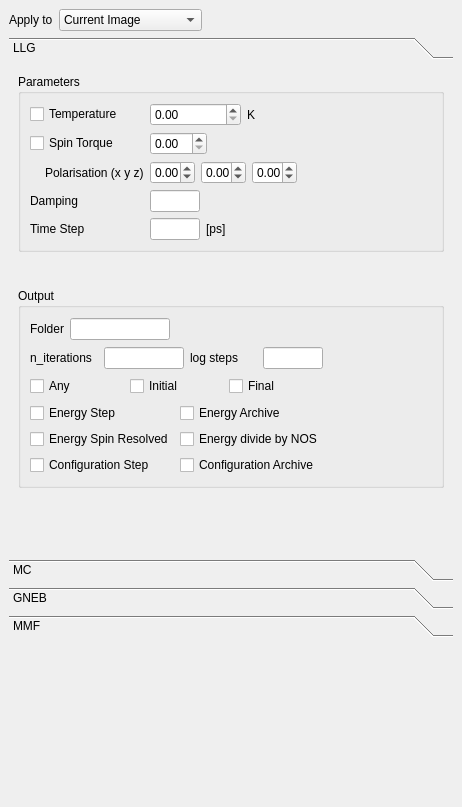
The window that ui-qt/ui/ParametersWidget.ui (spirit-code/spirit) describes before a commit, drawn with Qt 5.
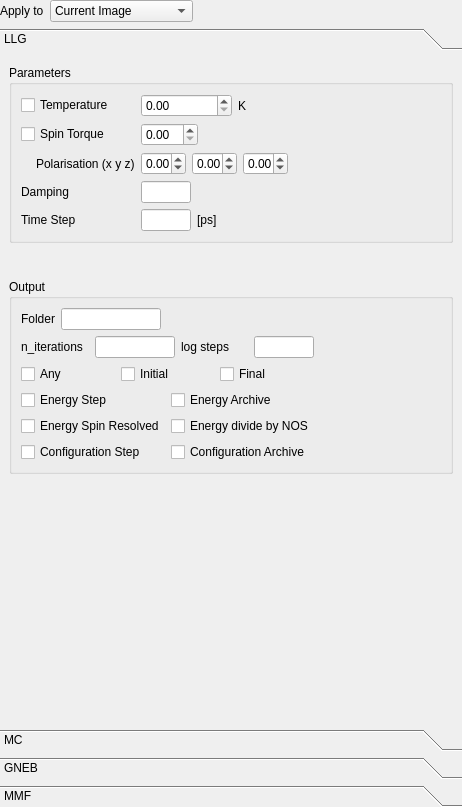
The same window after the commit.

Commit message: UI-QT: significant Settings layout improvements. - ToolBox is now used throughout settings, except Hamiltonian (not necessary) - Removed several margins which required some of the tabs to be unnecessarily large

```diff
--- a/ui-qt/ui/ParametersWidget.ui
+++ b/ui-qt/ui/ParametersWidget.ui
@@ -43,7 +43,25 @@
         <height>807</height>
        </rect>
       </property>
+      <property name="sizePolicy">
+       <sizepolicy hsizetype="Expanding" vsizetype="Expanding">
+        <horstretch>0</horstretch>
+        <verstretch>0</verstretch>
+       </sizepolicy>
+      </property>
       <layout class="QGridLayout" name="gridLayout_13">
+       <property name="leftMargin">
+        <number>0</number>
+       </property>
+       <property name="topMargin">
+        <number>0</number>
+       </property>
+       <property name="rightMargin">
+        <number>0</number>
+       </property>
+       <property name="bottomMargin">
+        <number>0</number>
+       </property>
        <item row="0" column="0">
         <layout class="QGridLayout" name="gridLayout_39">
          <item row="0" column="2">
@@ -99,25 +117,18 @@
          </item>
         </layout>
        </item>
-       <item row="2" column="0">
-        <spacer name="verticalSpacer_6">
-         <property name="orientation">
-          <enum>Qt::Vertical</enum>
-         </property>
-         <property name="sizeHint" stdset="0">
-          <size>
-           <width>20</width>
-           <height>40</height>
-          </size>
-         </property>
-        </spacer>
-       </item>
        <item row="1" column="0">
         <widget class="QToolBox" name="toolBox">
+         <property name="sizePolicy">
+          <sizepolicy hsizetype="Preferred" vsizetype="Expanding">
+           <horstretch>0</horstretch>
+           <verstretch>0</verstretch>
+          </sizepolicy>
+         </property>
          <property name="minimumSize">
           <size>
            <width>0</width>
-           <height>600</height>
+           <height>0</height>
           </size>
          </property>
          <property name="maximumSize">
@@ -134,14 +145,20 @@
            <rect>
             <x>0</x>
             <y>0</y>
-            <width>444</width>
-            <height>492</height>
+            <width>462</width>
+            <height>635</height>
            </rect>
           </property>
+          <property name="sizePolicy">
+           <sizepolicy hsizetype="Preferred" vsizetype="Preferred">
+            <horstretch>0</horstretch>
+            <verstretch>0</verstretch>
+           </sizepolicy>
+          </property>
           <property name="minimumSize">
            <size>
             <width>0</width>
-            <height>0</height>
+            <height>500</height>
            </size>
           </property>
           <attribute name="label">
@@ -169,7 +186,7 @@
              <property name="minimumSize">
               <size>
                <width>0</width>
-               <height>150</height>
+               <height>0</height>
               </size>
              </property>
              <property name="title">
@@ -427,7 +444,7 @@
              <property name="minimumSize">
               <size>
                <width>0</width>
-               <height>200</height>
+               <height>0</height>
               </size>
              </property>
              <property name="title">
```
Left out of the diff: 34 changed lines with no effect on the pictures. The commit also changes 5 other files.
